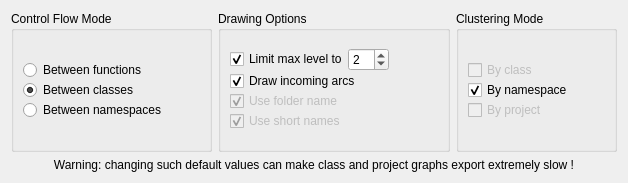
Old version of the form controlflowgraphexportconfiguration.ui in the repository KDE/kdev-control-flow-graph.
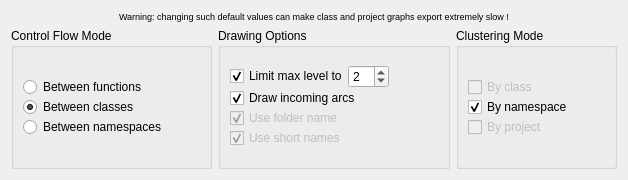
New version of the form.

What changed in the file:
```diff
--- a/controlflowgraphexportconfiguration.ui
+++ b/controlflowgraphexportconfiguration.ui
@@ -19,6 +19,21 @@
   <layout class="QHBoxLayout" name="horizontalLayout_2">
    <item>
     <layout class="QVBoxLayout" name="verticalLayout_4">
+     <item>
+      <widget class="QLabel" name="label">
+       <property name="font">
+        <font>
+         <pointsize>7</pointsize>
+        </font>
+       </property>
+       <property name="text">
+        <string>Warning: changing such default values can make class and project graphs export extremely slow !</string>
+       </property>
+       <property name="alignment">
+        <set>Qt::AlignCenter</set>
+       </property>
+      </widget>
+     </item>
      <item>
       <layout class="QHBoxLayout" name="horizontalLayout">
        <item>
@@ -324,16 +339,6 @@
        </item>
       </layout>
      </item>
-     <item>
-      <widget class="QLabel" name="label">
-       <property name="text">
-        <string>Warning: changing such default values can make class and project graphs export extremely slow !</string>
-       </property>
-       <property name="alignment">
-        <set>Qt::AlignCenter</set>
-       </property>
-      </widget>
-     </item>
     </layout>
    </item>
   </layout>
```
